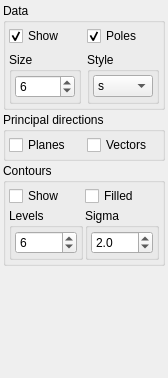
Above: ui/widget_planar.ui from ondrolexa/readsdb before the change. Below: the same form after it.
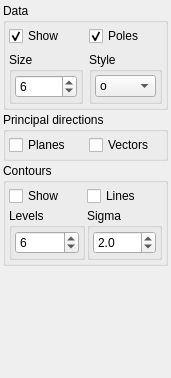
That is the form after the change.

Diff of the .ui file:
```diff
--- a/ui/widget_planar.ui
+++ b/ui/widget_planar.ui
@@ -6,7 +6,7 @@
    <rect>
     <x>0</x>
     <y>0</y>
-    <width>168</width>
+    <width>171</width>
     <height>378</height>
    </rect>
   </property>
@@ -128,7 +128,7 @@
          <item>
           <widget class="QComboBox" name="comboStyle">
            <property name="currentIndex">
-            <number>12</number>
+            <number>2</number>
            </property>
            <item>
             <property name="text">
@@ -329,7 +329,7 @@
       <item row="0" column="1">
        <widget class="QCheckBox" name="checkContoursFilled">
         <property name="text">
-         <string>Filled</string>
+         <string>Lines</string>
         </property>
        </widget>
       </item>
```
Left out of the diff: 2 changed lines with no effect on the pictures.
